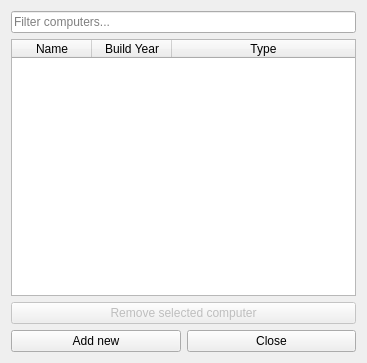
Above: compwindow.ui from sandraBender/VLN1-hopur2 before the change. Below: the same form after it.
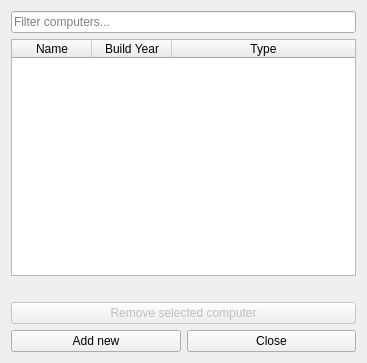
That is the form after the change.

What changed in the file:
```diff
--- a/compwindow.ui
+++ b/compwindow.ui
@@ -63,6 +63,16 @@
        </column>
       </widget>
      </item>
+     <item>
+      <widget class="QLabel" name="label_Remove_success">
+       <property name="enabled">
+        <bool>true</bool>
+       </property>
+       <property name="text">
+        <string/>
+       </property>
+      </widget>
+     </item>
      <item>
       <widget class="QPushButton" name="button_remove_selected">
        <property name="enabled">
```
